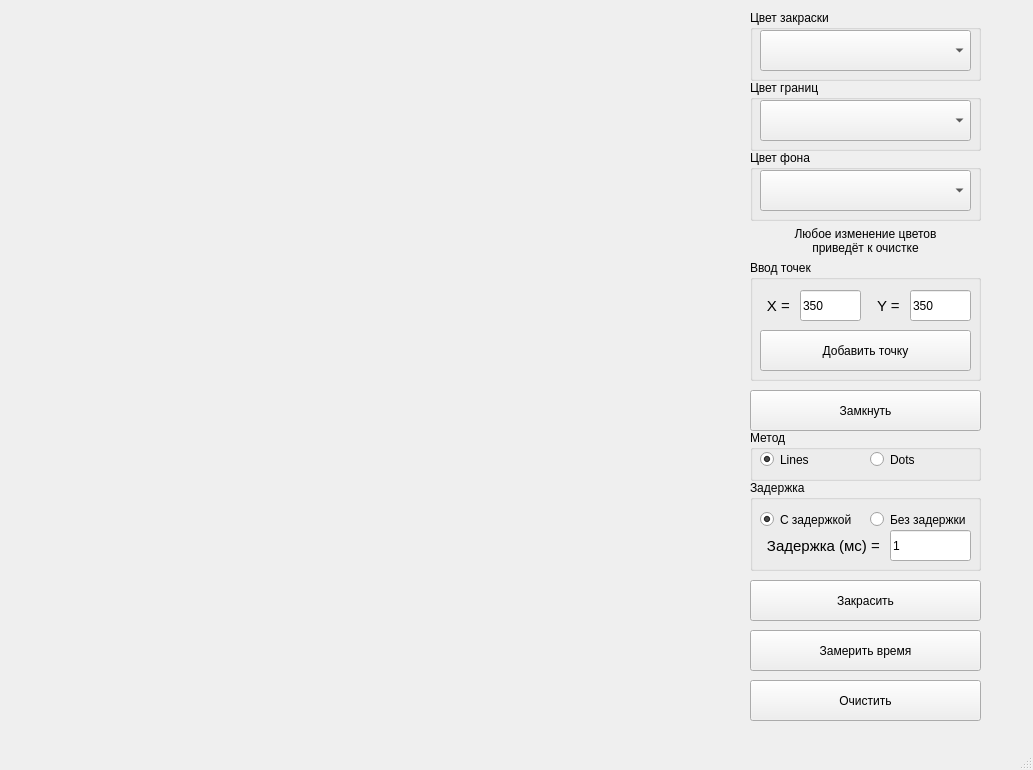
Above: Lab6/mainwindow.ui from Inlucker/ComputerGraphics before the change. Below: the same form after it.
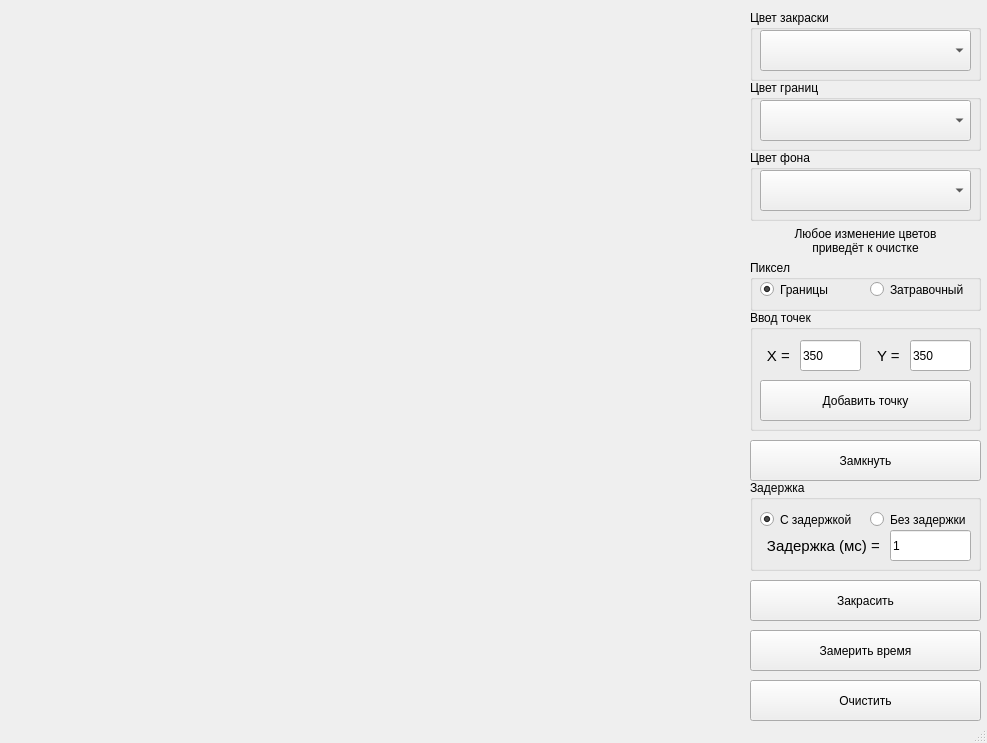
That is the form after the change.

Diff of the .ui file:
```diff
--- a/Lab6/mainwindow.ui
+++ b/Lab6/mainwindow.ui
@@ -6,8 +6,8 @@
    <rect>
     <x>0</x>
     <y>0</y>
-    <width>1033</width>
-    <height>770</height>
+    <width>987</width>
+    <height>743</height>
    </rect>
   </property>
   <property name="windowTitle">
@@ -124,7 +124,7 @@
     <property name="geometry">
      <rect>
       <x>750</x>
-      <y>390</y>
+      <y>440</y>
       <width>231</width>
       <height>41</height>
      </rect>
@@ -213,7 +213,7 @@
     <property name="geometry">
      <rect>
       <x>750</x>
-      <y>260</y>
+      <y>310</y>
       <width>231</width>
       <height>121</height>
      </rect>
@@ -337,13 +337,13 @@
     <property name="geometry">
      <rect>
       <x>750</x>
-      <y>430</y>
+      <y>260</y>
       <width>231</width>
       <height>51</height>
      </rect>
     </property>
     <property name="title">
-     <string>Метод</string>
+     <string>Пиксел</string>
     </property>
     <widget class="QRadioButton" name="Dots_mode_radioButton">
      <property name="geometry">
@@ -355,7 +355,7 @@
       </rect>
      </property>
      <property name="text">
-      <string>Dots</string>
+      <string>Затравочный</string>
      </property>
     </widget>
     <widget class="QRadioButton" name="Lines_mode_radioButton">
@@ -368,7 +368,7 @@
       </rect>
      </property>
      <property name="text">
-      <string>Lines</string>
+      <string>Границы</string>
      </property>
      <property name="checked">
       <bool>true</bool>
```
Left out of the diff: 6 changed lines with no effect on the pictures.
